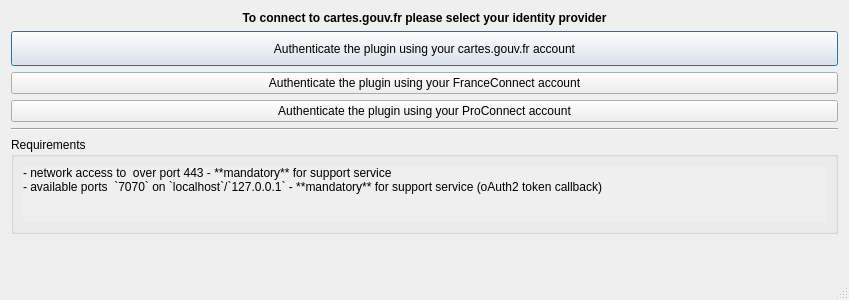
Before: the Qt Designer form geoplateforme/gui/dlg_authentication.ui in JulesGrillot/plugin-qgis-geoplateforme, drawn with Qt 5.
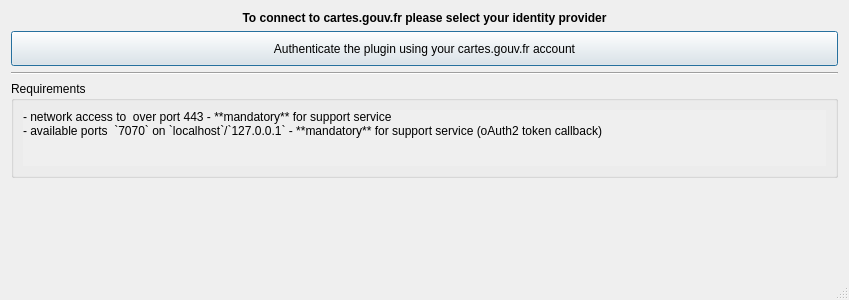
After: the same form once the commit is applied. Custom widgets are drawn as their Qt base class.

Commit message: feat(auth): add user dialog if log in

The edit to the form file:
```diff
--- a/geoplateforme/gui/dlg_authentication.ui
+++ b/geoplateforme/gui/dlg_authentication.ui
@@ -88,20 +88,6 @@
      </property>
     </widget>
    </item>
-   <item>
-    <widget class="QPushButton" name="btn_log_in_fc">
-     <property name="text">
-      <string>Authenticate the plugin using your FranceConnect account</string>
-     </property>
-    </widget>
-   </item>
-   <item>
-    <widget class="QPushButton" name="btn_log_in_pc">
-     <property name="text">
-      <string>Authenticate the plugin using your ProConnect account</string>
-     </property>
-    </widget>
-   </item>
    <item>
     <widget class="Line" name="line">
      <property name="orientation">
```
The commit also changes 3 other files.
